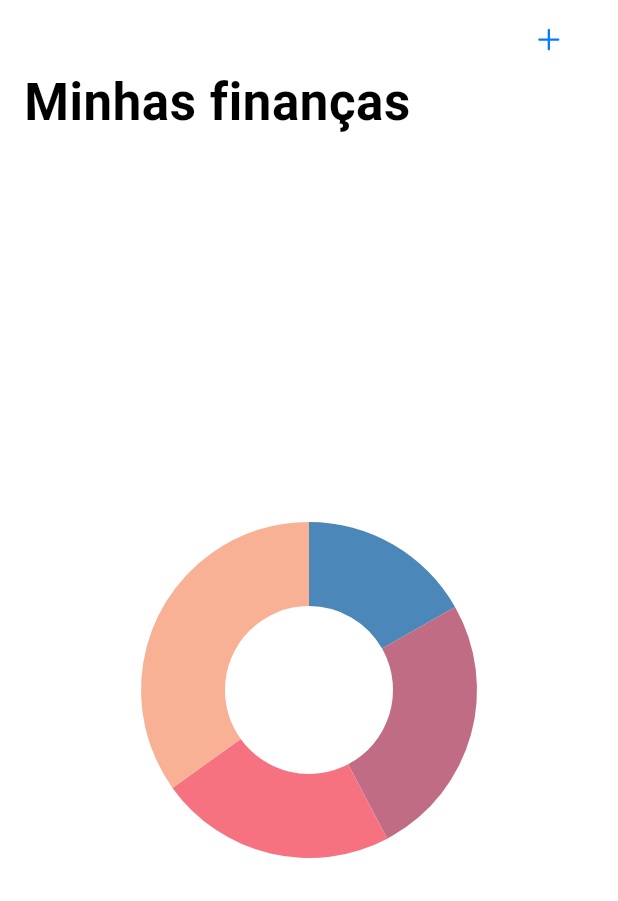
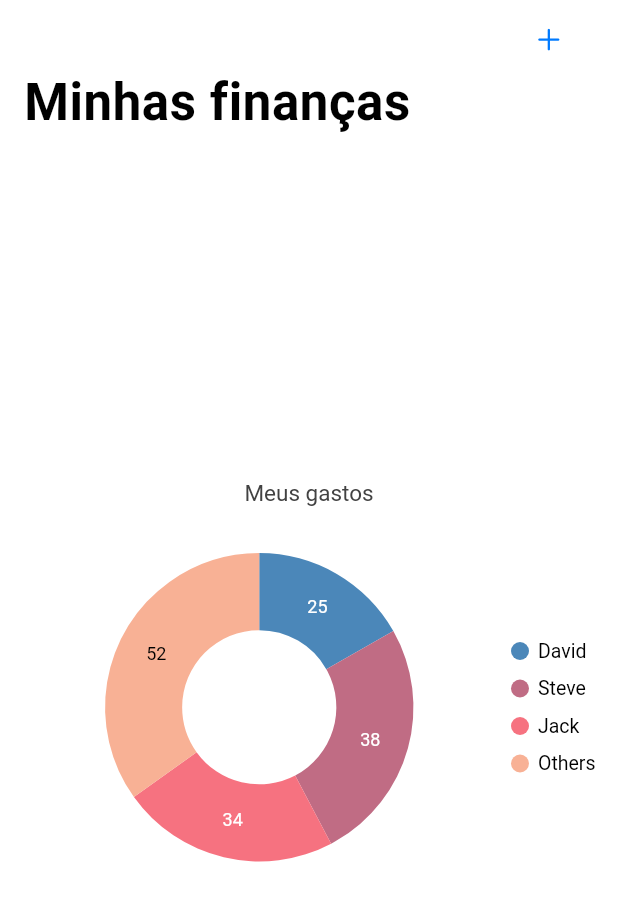
Before and after one commit to FernandoNoleto/myfinances, a Flutter app: the screen it shows after launch, on a phone screen of 412 x 824 dp. Shown: the top 901 px of the screen. Run offline on Flutter 3.47's test engine with Material 2 defaults, Android fonts, the phone set to English and light mode, and no system bars; our stand-ins replace firebase_core, firebase_database, flutter_colorpicker, syncfusion_flutter_charts; accounts and stored records are empty; Roboto replaces fonts that are missing (Fredoka).

Commit message:
feat(home_page): Renderiza um CircularChart como exemplo

```diff
--- a/lib/pages/home_page.dart
+++ b/lib/pages/home_page.dart
@@ -64,12 +64,15 @@ class _HomePageStateState extends State<HomePageState> {
               children: [
                 SfCircularChart(
                   tooltipBehavior: _tooltip,
+                  title: ChartTitle(text: 'Meus gastos'),
+                  legend: const Legend(isVisible: true, overflowMode: LegendItemOverflowMode.scroll),
                   series: <CircularSeries<_ChartData, String>>[
                     DoughnutSeries<_ChartData, String>(
                       dataSource: data,
                       explode: true,
                       xValueMapper: (_ChartData data, _) => data.x, //key: string
                       yValueMapper: (_ChartData data, _) => data.y, //value: int
+                      dataLabelSettings: const DataLabelSettings(isVisible: true),
                       name: 'Gold'
                     ),
                   ],
```
